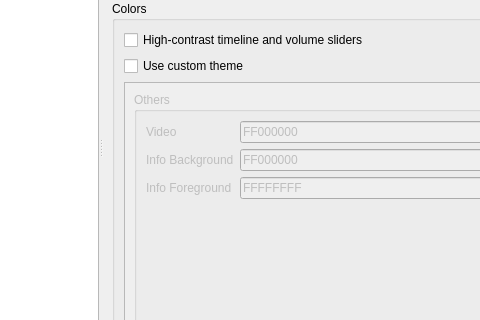
First picture: the form in src/settingswindow.ui, repository mpc-qt/mpc-qt, before the edit; both pictures show x 151 to 631 and y 158 to 478 of the 896 by 638 pixel window.
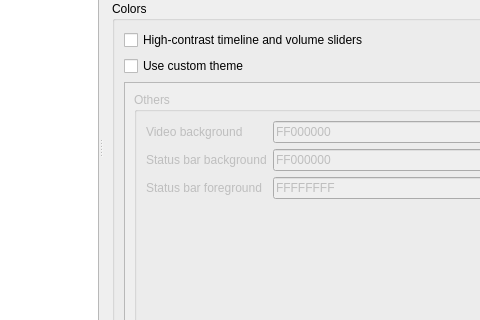
Second picture: the form after the edit.

Commit message:
settingswindow: Rename "Info" and "Video" color settings
Rename "Info [Background|Foreground]" to "Status bar
[background|foreground]".
Rename "Video" to "Video background".

```diff
--- a/src/settingswindow.ui
+++ b/src/settingswindow.ui
@@ -744,7 +744,7 @@
                      <item row="0" column="0">
                       <widget class="QLabel" name="windowVideoLabel">
                        <property name="text">
-                        <string>Video</string>
+                        <string>Video background</string>
                        </property>
                       </widget>
                      </item>
@@ -775,7 +775,7 @@
                      <item row="1" column="0">
                       <widget class="QLabel" name="windowInfoBackgroundLabel">
                        <property name="text">
-                        <string>Info Background</string>
+                        <string>Status bar background</string>
                        </property>
                       </widget>
                      </item>
@@ -806,7 +806,7 @@
                      <item row="2" column="0">
                       <widget class="QLabel" name="windowInfoForegroundLabel">
                        <property name="text">
-                        <string>Info Foreground</string>
+                        <string>Status bar foreground</string>
                        </property>
                       </widget>
                      </item>
```
The commit also changes 17 other files.
